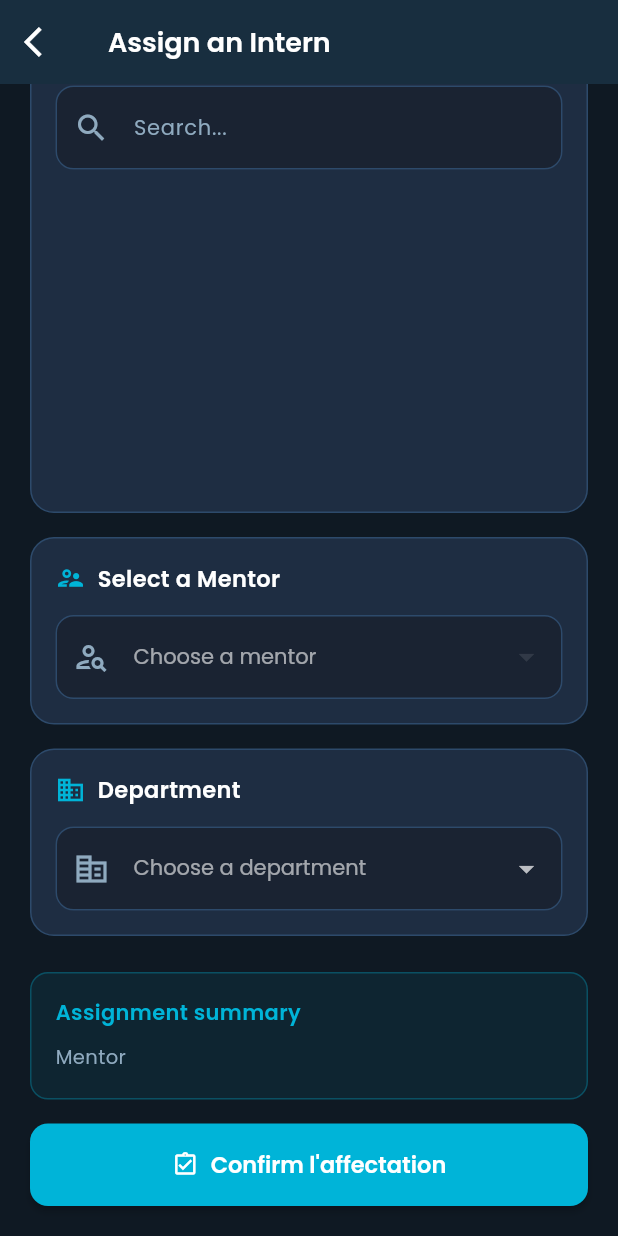
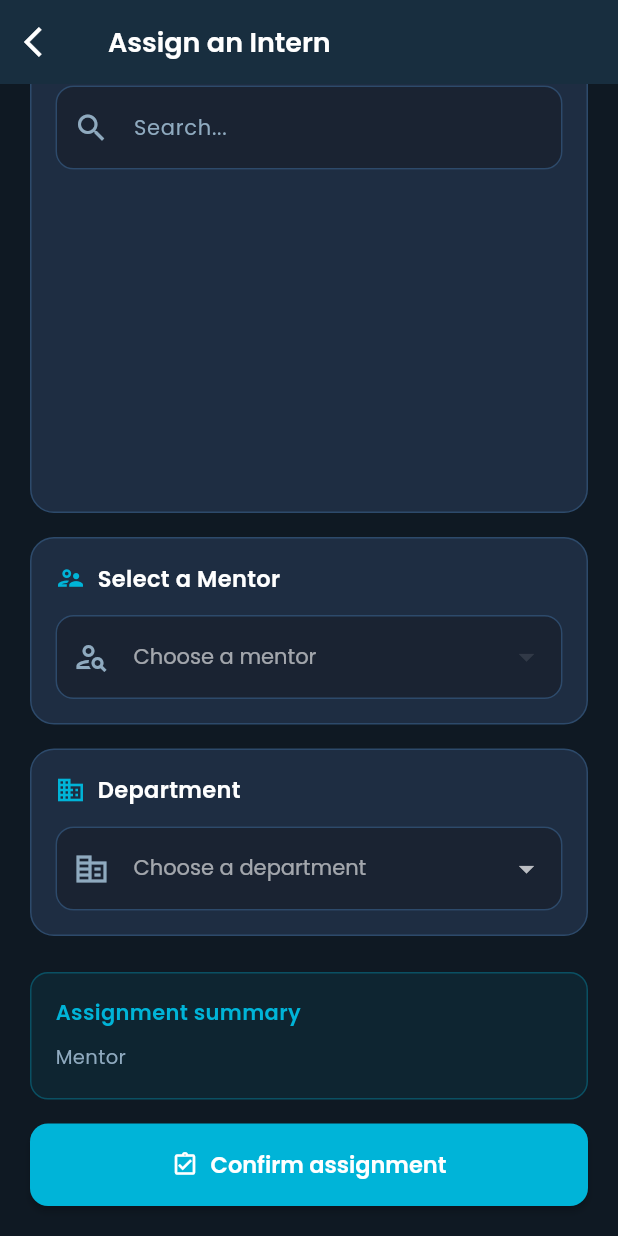
Before and after one commit to Anis-Dje/ProLink, a Flutter app: the AssignInternScreen screen opened by its route, scrolled down 71 dp, on a phone screen of 412 x 824 dp. Run offline on Flutter 3.47's test engine with Material 3 defaults, Android fonts, the phone set to English and light mode, and no system bars; our stand-ins replace cross_file, file_picker, fl_chart, flutter_local_notifications, image_picker, qr_flutter and 1 more; missing offline and left inert: mobile_scanner; accounts and stored records are empty; network calls fail.

```diff
--- a/lib/screens/admin/assign_intern_screen.dart
+++ b/lib/screens/admin/assign_intern_screen.dart
@@ -88,7 +88,7 @@ class _AssignInternScreenState extends State<AssignInternScreen> {
         _loadData();
       }
     } catch (_) {
-      if (mounted) AppUtils.showSnackBar(context, 'Error lors de l\'affectation', isError: true);
+      if (mounted) AppUtils.showSnackBar(context, 'Assignment error', isError: true);
     } finally {
       if (mounted) setState(() => _saving = false);
     }
@@ -207,7 +207,7 @@ class _AssignInternScreenState extends State<AssignInternScreen> {
                     ElevatedButton.icon(
                       onPressed: _assign,
                       icon: const Icon(Icons.assignment_turned_in_outlined),
-                      label: const Text('Confirm l\'affectation', style: TextStyle(fontSize: 15)),
+                      label: const Text('Confirm assignment', style: TextStyle(fontSize: 15)),
                       style: ElevatedButton.styleFrom(padding: const EdgeInsets.symmetric(vertical: 16)),
                     ),
                   ],
--- a/lib/screens/auth/login_screen.dart
+++ b/lib/screens/auth/login_screen.dart
@@ -99,7 +99,7 @@ class _LoginScreenState extends State<LoginScreen> {
       }
     } catch (e) {
       if (mounted) {
-        AppUtils.showSnackBar(context, 'Error lors de l\'envoi', isError: true);
+        AppUtils.showSnackBar(context, 'Error sending reset email', isError: true);
       }
     }
   }
--- a/lib/screens/intern/intern_dashboard.dart
+++ b/lib/screens/intern/intern_dashboard.dart
@@ -243,7 +243,7 @@ class _InternDashboardState extends State<InternDashboard> {
       childAspectRatio: 1.05,
       children: [
         StatsCard(
-          title: 'Évaluations',
+          title: 'Evaluations',
           value: '${_evaluations.length}',
           icon: Icons.star_outline,
           color: AppColors.gold,
--- a/lib/screens/mentor/assigned_interns_screen.dart
+++ b/lib/screens/mentor/assigned_interns_screen.dart
@@ -162,7 +162,7 @@ class _AssignedInternsScreenState extends State<AssignedInternsScreen> {
                       Navigator.of(context).pushNamedAndRemoveUntil('/mentor/evaluate', (route) => false);
                     },
                     icon: const Icon(Icons.star_outline),
-                    label: const Text('Évaluer'),
+                    label: const Text('Evaluate'),
                   ),
                 ),
                 const SizedBox(width: 10),
--- a/lib/screens/mentor/evaluate_intern_screen.dart
+++ b/lib/screens/mentor/evaluate_intern_screen.dart
@@ -137,7 +137,7 @@ class _EvaluateInternScreenState extends State<EvaluateInternScreen> {
       child: Scaffold(
         backgroundColor: AppColors.background,
         appBar: AppBar(
-          title: const Text('Évaluer un Intern'),
+          title: const Text('Evaluate an Intern'),
           leading: IconButton(
             icon: const Icon(Icons.arrow_back_ios),
             onPressed: () => Navigator.of(context).pushNamedAndRemoveUntil('/mentor/dashboard', (route) => false),
@@ -205,7 +205,7 @@ class _EvaluateInternScreenState extends State<EvaluateInternScreen> {
         controller: _titleController,
         style: const TextStyle(color: AppColors.textPrimary),
         decoration: const InputDecoration(
-          hintText: 'Évaluation mensuelle – Mars',
+          hintText: 'Monthly evaluation - March',
           prefixIcon: Icon(Icons.edit_outlined),
         ),
       ),
--- a/lib/screens/splash_screen.dart
+++ b/lib/screens/splash_screen.dart
@@ -41,6 +41,9 @@ class _SplashScreenState extends State<SplashScreen>
 
   void _goNext() {
     if (!mounted) return;
+    // Cancel the timer so a tap-to-skip doesn't double-navigate when
+    // the timer fires moments later.
+    _timer?.cancel();
     Navigator.of(context).pushReplacementNamed('/login');
   }
 
--- a/lib/widgets/common/app_drawer.dart
+++ b/lib/widgets/common/app_drawer.dart
@@ -75,7 +75,7 @@ class AppDrawer extends StatelessWidget {
           ),
           _NavItem(
             icon: Icons.star_outline,
-            label: 'Évaluations',
+            label: 'Evaluations',
             route: '/mentor/evaluate',
           ),
           _NavItem(
```
